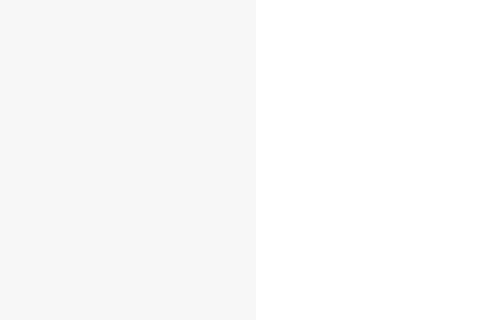
Old version of the form src/MEGASync/node_selector/gui/ui/NodeSelector.ui in the repository meganz/MEGAsync; both pictures show x 0 to 480 and y 0 to 320 of the 800 by 489 pixel window.
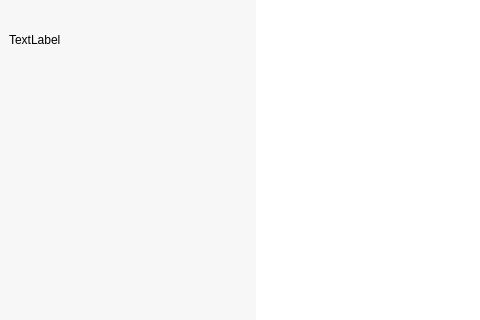
New version of the form. Icons and pictures are not drawn. Custom widgets are drawn as their Qt base class.

```diff
--- a/src/MEGASync/node_selector/gui/ui/NodeSelector.ui
+++ b/src/MEGASync/node_selector/gui/ui/NodeSelector.ui
@@ -95,8 +95,64 @@
      </property>
      <layout class="QVBoxLayout" name="verticalLayout">
       <property name="topMargin">
-       <number>0</number>
+       <number>24</number>
       </property>
+      <item>
+       <widget class="QWidget" name="wTop" native="true">
+        <property name="minimumSize">
+         <size>
+          <width>0</width>
+          <height>32</height>
+         </size>
+        </property>
+        <property name="maximumSize">
+         <size>
+          <width>16777215</width>
+          <height>32</height>
+         </size>
+        </property>
+        <layout class="QHBoxLayout" name="horizontalLayout" stretch="0,1">
+         <property name="spacing">
+          <number>0</number>
+         </property>
+         <property name="leftMargin">
+          <number>0</number>
+         </property>
+         <property name="topMargin">
+          <number>0</number>
+         </property>
+         <property name="rightMargin">
+          <number>0</number>
+         </property>
+         <property name="bottomMargin">
+          <number>0</number>
+         </property>
+         <item>
+          <widget class="QLabel" name="title">
+           <property name="sizePolicy">
+            <sizepolicy hsizetype="Expanding" vsizetype="Preferred">
+             <horstretch>0</horstretch>
+             <verstretch>0</verstretch>
+            </sizepolicy>
+           </property>
+           <property name="text">
+            <string>TextLabel</string>
+           </property>
+          </widget>
+         </item>
+         <item>
+          <widget class="SearchLineEdit" name="leSearch">
+           <property name="sizePolicy">
+            <sizepolicy hsizetype="Expanding" vsizetype="Preferred">
+             <horstretch>0</horstretch>
+             <verstretch>0</verstretch>
+            </sizepolicy>
+           </property>
+          </widget>
+         </item>
+        </layout>
+       </widget>
+      </item>
       <item>
        <widget class="QGroupBox" name="wStorage">
         <layout class="QVBoxLayout" name="wSearchLayout_2">
@@ -228,6 +284,12 @@
   </layout>
  </widget>
  <customwidgets>
+  <customwidget>
+   <class>SearchLineEdit</class>
+   <extends>QFrame</extends>
+   <header>node_selector/gui/SearchLineEdit.h</header>
+   <container>1</container>
+  </customwidget>
   <customwidget>
    <class>SideBarTab</class>
    <extends>QWidget</extends>
```
